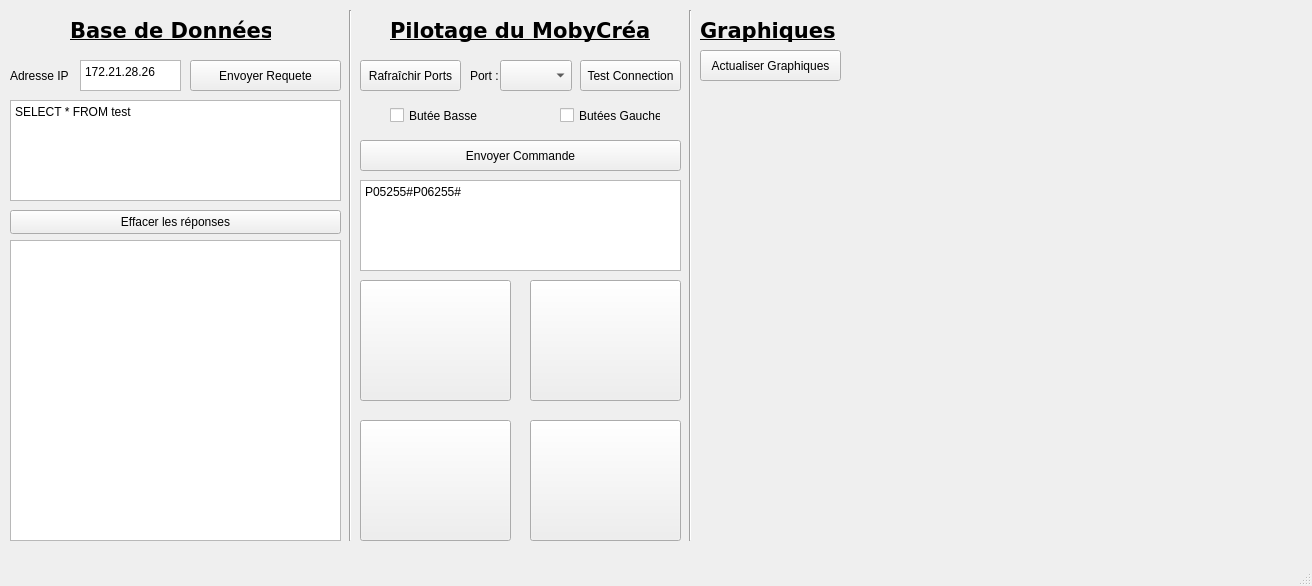
Qt form MobyCreaApp/mainwindow.ui (kayakdemer63/Projet_MobyCrea) before a commit.
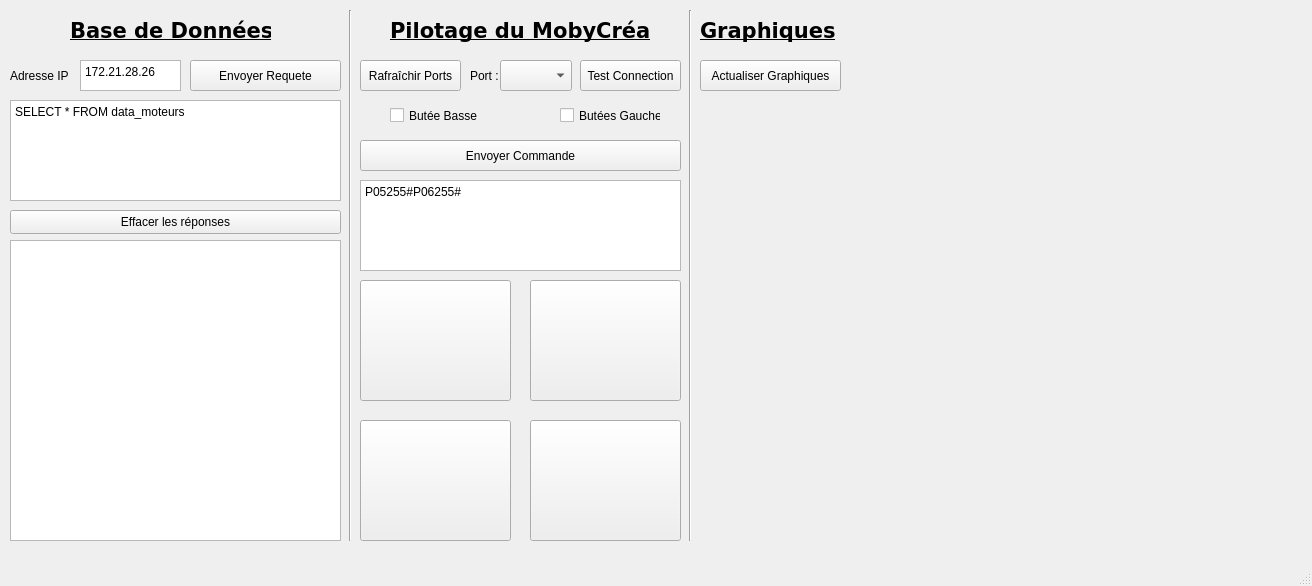
The same form after that commit. Icons and pictures are not drawn.

```diff
--- a/MobyCreaApp/mainwindow.ui
+++ b/MobyCreaApp/mainwindow.ui
@@ -37,7 +37,7 @@
      </rect>
     </property>
     <property name="plainText">
-     <string>SELECT * FROM test</string>
+     <string>SELECT * FROM data_moteurs</string>
     </property>
    </widget>
    <widget class="QPlainTextEdit" name="adresseIP">
@@ -393,7 +393,7 @@
     <property name="geometry">
      <rect>
       <x>700</x>
-      <y>90</y>
+      <y>100</y>
       <width>601</width>
       <height>221</height>
      </rect>
@@ -415,7 +415,7 @@
     <property name="geometry">
      <rect>
       <x>700</x>
-      <y>50</y>
+      <y>60</y>
       <width>141</width>
       <height>31</height>
      </rect>
```
